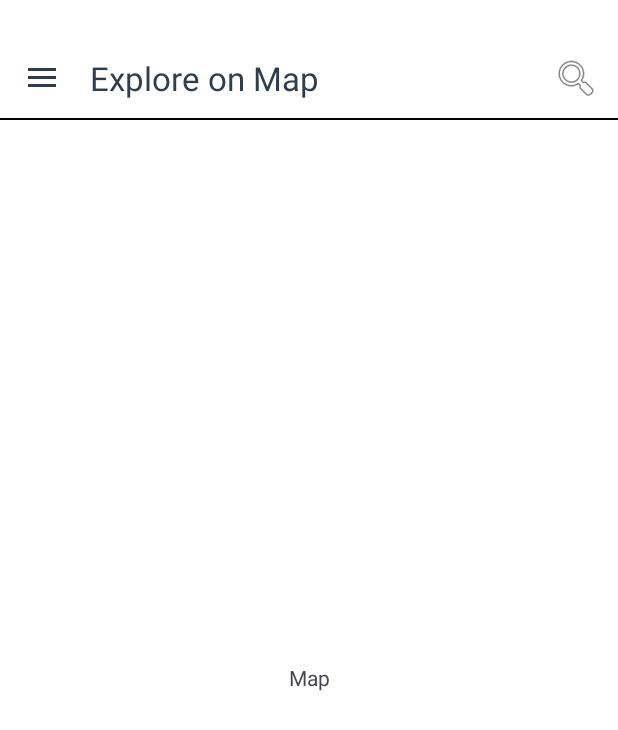
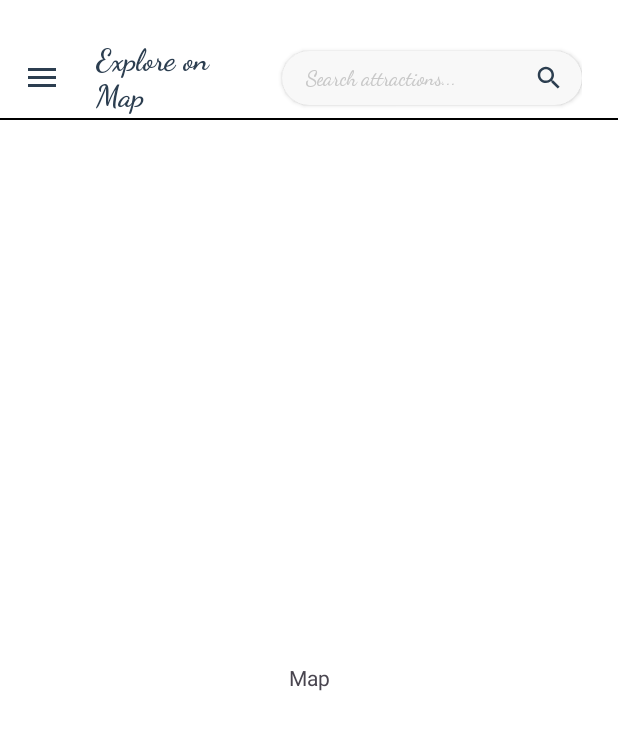
Before and after one commit to Hidden-Sri-Lanka/Hidden-Sri-Lanka, an Android app: the FullMapViewActivity screen opened directly, with no data from a screen before it, on a phone screen of 412 x 824 dp. Shown: the top 730 px of the screen. Run offline under Robolectric (Android 15) with nearby library versions, the phone set to English and light mode, and no system bars.

Commit message:
old search is removed , new search feald implimented ,

```diff
--- a/app/src/main/java/com/s23010526/hiddensrilanka/BaseActivity.java
+++ b/app/src/main/java/com/s23010526/hiddensrilanka/BaseActivity.java
@@ -7,15 +7,16 @@ import android.view.LayoutInflater;
 import android.view.Menu;
 import android.view.MenuItem;
 import android.view.View;
+import android.widget.EditText;
 import android.widget.FrameLayout;
+import android.widget.ImageView;
+import android.widget.TextView;
 import android.widget.Toast;
 
 import androidx.annotation.LayoutRes;
 import androidx.annotation.NonNull;
 import androidx.appcompat.app.ActionBarDrawerToggle;
 import androidx.appcompat.app.AppCompatActivity;
-import androidx.appcompat.widget.SearchView;
-import androidx.appcompat.widget.Toolbar;
 import androidx.core.graphics.Insets;
 import androidx.core.view.GravityCompat;
 import androidx.core.view.ViewCompat;
@@ -46,11 +47,49 @@ public abstract class BaseActivity extends AppCompatActivity implements Navigati
         LayoutInflater inflater = LayoutInflater.from(this);
         inflater.inflate(getLayoutResourceId(), binding.contentFrame, true);
 
-        // Setup Toolbar
+        // Setup Toolbar with custom layout
         setSupportActionBar(binding.toolbar);
         if (getSupportActionBar() != null) {
-            getSupportActionBar().setTitle(getActivityTitle());
-            getSupportActionBar().setDisplayShowTitleEnabled(true);
+            // Disable the default title since we're using custom TextView
+            getSupportActionBar().setDisplayShowTitleEnabled(false);
+        }
+
+        // Set custom title text
+        TextView toolbarTitle = binding.toolbar.findViewById(R.id.toolbar_title);
+        if (toolbarTitle != null) {
+            toolbarTitle.setText(getActivityTitle());
+        }
+
+        // Setup search field functionality
+        EditText searchField = binding.toolbar.findViewById(R.id.toolbar_search_field);
+        ImageView searchIcon = binding.toolbar.findViewById(R.id.search_icon);
+
+        if (searchField != null && searchIcon != null) {
+            // Handle search input
+            searchField.setOnEditorActionListener((v, actionId, event) -> {
+                if (actionId == android.view.inputmethod.EditorInfo.IME_ACTION_SEARCH) {
+                    String query = searchField.getText().toString().trim();
+                    if (!query.isEmpty()) {
+                        performSearch(query);
+                        searchField.clearFocus();
+                        // Hide keyboard
+                        android.view.inputmethod.InputMethodManager imm =
+                                (android.view.inputmethod.InputMethodManager) getSystemService(android.content.Context.INPUT_METHOD_SERVICE);
+                        imm.hideSoftInputFromWindow(searchField.getWindowToken(), 0);
+                    }
+                    return true;
+                }
+                return false;
+            });
+
+            // Handle search icon click
+            searchIcon.setOnClickListener(v -> {
+                String query = searchField.getText().toString().trim();
+                if (!query.isEmpty()) {
+                    performSearch(query);
+                    searchField.clearFocus();
+                }
+            });
         }
 
         // Setup Navigation Drawer
@@ -129,32 +168,8 @@ public abstract class BaseActivity extends AppCompatActivity implements Navigati
 
     @Override
     public boolean onCreateOptionsMenu(Menu menu) {
-        getMenuInflater().inflate(R.menu.settings_toolbar_menu, menu);
-        MenuItem searchItem = menu.findItem(R.id.action_search);
-        if (searchItem != null) {
-            SearchView searchView = (SearchView) searchItem.getActionView();
-            if (searchView != null) {
-                searchView.setQueryHint(getString(R.string.search_hint));
-                searchView.setMaxWidth(Integer.MAX_VALUE);
-                searchView.setOnQueryTextListener(new SearchView.OnQueryTextListener() {
-                    @Override
-                    public boolean onQueryTextSubmit(String query) {
-                        Toast.makeText(BaseActivity.this,
-                                getString(R.string.searching_for_query, query),
-                                Toast.LENGTH_SHORT).show();
-                        searchView.clearFocus();
-                        return true;
-                    }
-
-                    @Override
-                    public boolean onQueryTextChange(String newText) {
-                        return false;
-                    }
-                });
-            } else {
-            }
-        } else {
-        }
+        // Removed old search menu since we now have integrated search field in toolbar
+        // No need to inflate any menu items as search is now integrated
         return true;
     }
 
@@ -163,10 +178,7 @@ public abstract class BaseActivity extends AppCompatActivity implements Navigati
         if (drawerToggle.onOptionsItemSelected(item)) { // Let drawer toggle handle hamburger icon
             return true;
         }
-        if (item.getItemId() == R.id.action_search) {
-            Toast.makeText(this, getString(R.string.search_icon_clicked), Toast.LENGTH_SHORT).show();
-            return true;
-        }
+        // Removed old search menu item handling since we have integrated search field
         return super.onOptionsItemSelected(item);
     }
 
@@ -178,4 +190,9 @@ public abstract class BaseActivity extends AppCompatActivity implements Navigati
             super.onBackPressed();
         }
     }
+
+    protected void performSearch(String query) {
+        // Implement search functionality in child classes or here
+        Toast.makeText(this, "Search performed for query: " + query, Toast.LENGTH_SHORT).show();
+    }
 }
--- /dev/null
+++ b/app/src/main/res/drawable/ic_search.xml
@@ -0,0 +1,5 @@
+<vector xmlns:android="http://schemas.android.com/apk/res/android" android:height="24dp" android:tint="#000000" android:viewportHeight="24" android:viewportWidth="24" android:width="24dp">
+
+    <path android:fillColor="@android:color/white" android:pathData="M15.5,14h-0.79l-0.28,-0.27C15.41,12.59 16,11.11 16,9.5 16,5.91 13.09,3 9.5,3S3,5.91 3,9.5 5.91,16 9.5,16c1.61,0 3.09,-0.59 4.23,-1.57l0.27,0.28v0.79l5,4.99L20.49,19l-4.99,-5zM9.5,14C7.01,14 5,11.99 5,9.5S7.01,5 9.5,5 14,7.01 14,9.5 11.99,14 9.5,14z"/>
+
+</vector>
--- a/app/src/main/res/layout/activity_base.xml
+++ b/app/src/main/res/layout/activity_base.xml
@@ -16,7 +16,7 @@
         android:layout_height="match_parent"
         android:orientation="vertical">
 
-        <!-- Toolbar with proper top margin and bottom border -->
+        <!-- Toolbar with integrated search field -->
         <androidx.appcompat.widget.Toolbar
             android:id="@+id/toolbar"
             android:layout_width="match_parent"
@@ -28,7 +28,70 @@
             app:contentInsetStart="16dp"
             app:contentInsetEnd="16dp"
             app:layout_scrollFlags="scroll|enterAlways"
-            app:popupTheme="@style/ThemeOverlay.AppCompat.Light" />
+            app:popupTheme="@style/ThemeOverlay.AppCompat.Light">
+
+            <!-- Custom toolbar content with title and search field -->
+            <LinearLayout
+                android:layout_width="match_parent"
+                android:layout_height="match_parent"
+                android:orientation="horizontal"
+                android:gravity="center_vertical"
+                android:paddingStart="8dp"
+                android:paddingEnd="8dp">
+
+                <!-- Page Title -->
+                <TextView
+                    android:id="@+id/toolbar_title"
+                    android:layout_width="0dp"
+                    android:layout_height="wrap_content"
+                    android:layout_weight="1"
+                    android:textColor="@color/NavyBlue"
+                    android:textSize="20sp"
+                    android:fontFamily="cursive"
+                    android:textStyle="bold"
+                    android:layout_marginEnd="16dp"
+                    android:text="Home" />
+
+                <!-- Search Field -->
+                <androidx.cardview.widget.CardView
+                    android:layout_width="200dp"
+                    android:layout_height="36dp"
+                    app:cardCornerRadius="18dp"
+                    app:cardElevation="2dp"
+                    app:cardBackgroundColor="@color/offWhite">
+
+                    <EditText
+                        android:id="@+id/toolbar_search_field"
+                        android:layout_width="match_parent"
+                        android:layout_height="match_parent"
+                        android:background="@android:color/transparent"
+                        android:hint="Search attractions..."
+                        android:textColorHint="@color/light_gray"
+                        android:textColor="@color/NavyBlue"
+                        android:textSize="14sp"
+                        android:fontFamily="cursive"
+                        android:paddingStart="16dp"
+                        android:paddingEnd="40dp"
+                        android:singleLine="true"
+                        android:imeOptions="actionSearch"
+                        android:inputType="text" />
+
+                    <!-- Search Icon inside the field -->
+                    <ImageView
+                        android:id="@+id/search_icon"
+                        android:layout_width="20dp"
+                        android:layout_height="20dp"
+                        android:layout_gravity="center_vertical|end"
+                        android:layout_marginEnd="12dp"
+                        android:src="@drawable/ic_search"
+                        android:contentDescription="Search"
+                        app:tint="@color/NavyBlue" />
+
+                </androidx.cardview.widget.CardView>
+
+            </LinearLayout>
+
+        </androidx.appcompat.widget.Toolbar>
 
 
         <FrameLayout
```
